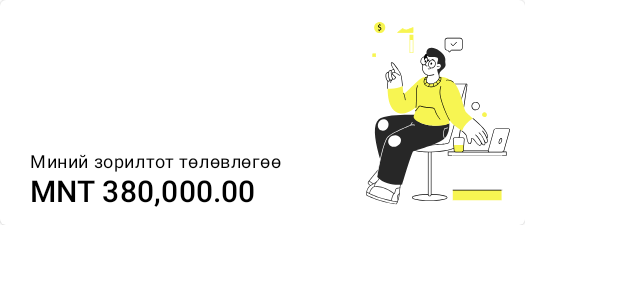
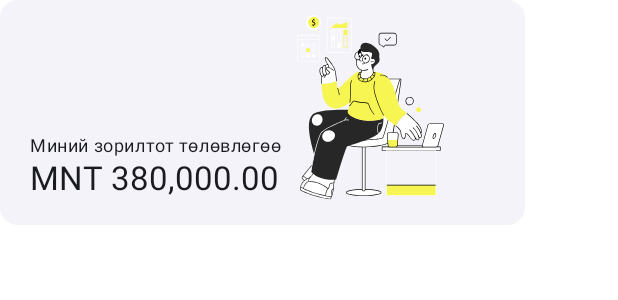
Before and after one commit to zolbooo/hetevch-app, an Android app built with Jetpack Compose: the @Preview function BudgetCardPreview, on a phone screen of 412 x 824 dp. Shown: the top 300 px of the screen. Run offline under Robolectric (Android 15) with nearby library versions, the phone set to English and light mode, and no system bars.

Commit message:
refactor(ui): use Material 3

```diff
--- a/androidApp/src/main/java/xyz/zolbooo/hetevch/android/MainActivity.kt
+++ b/androidApp/src/main/java/xyz/zolbooo/hetevch/android/MainActivity.kt
@@ -4,7 +4,9 @@ import android.os.Bundle
 import androidx.activity.ComponentActivity
 import androidx.activity.compose.setContent
 import androidx.compose.foundation.layout.fillMaxSize
-import androidx.compose.material.*
+import androidx.compose.material3.MaterialTheme
+import androidx.compose.material3.Surface
+import androidx.compose.material3.Text
 import androidx.compose.runtime.Composable
 import androidx.compose.ui.Modifier
 import androidx.compose.ui.tooling.preview.Preview
@@ -18,7 +20,7 @@ class MainActivity : ComponentActivity() {
             HetevchTheme {
                 Surface(
                     modifier = Modifier.fillMaxSize(),
-                    color = MaterialTheme.colors.background
+                    color = MaterialTheme.colorScheme.background,
                 ) {
                     GreetingView(Greeting().greet())
                 }
--- a/androidApp/src/main/java/xyz/zolbooo/hetevch/android/components/BudgetCard.kt
+++ b/androidApp/src/main/java/xyz/zolbooo/hetevch/android/components/BudgetCard.kt
@@ -5,9 +5,9 @@ import android.icu.text.NumberFormat
 import android.icu.util.Currency
 import androidx.compose.foundation.Image
 import androidx.compose.foundation.layout.*
-import androidx.compose.material.Card
-import androidx.compose.material.MaterialTheme
-import androidx.compose.material.Text
+import androidx.compose.material3.ElevatedCard
+import androidx.compose.material3.MaterialTheme
+import androidx.compose.material3.Text
 import androidx.compose.runtime.*
 import androidx.compose.ui.Alignment
 import androidx.compose.ui.Modifier
@@ -26,18 +26,22 @@ fun BudgetCard(amount: Long, modifier: Modifier = Modifier) {
         }
         formatter.format(amount)
     }
-    Card(modifier) {
+    ElevatedCard(modifier = modifier) {
         Row(
             horizontalArrangement = Arrangement.SpaceBetween,
             modifier = Modifier.padding(horizontal = 10.dp, vertical = 10.dp),
         ) {
-            Column(Modifier.align(Alignment.Bottom).padding(start = 10.dp)) {
+            Column(
+                Modifier
+                    .align(Alignment.Bottom)
+                    .padding(start = 10.dp)
+            ) {
                 // TODO: We can possibly use Inter font for this label
                 Text(
                     text = stringResource(R.string.my_goal),
-                    style = MaterialTheme.typography.caption,
+                    style = MaterialTheme.typography.bodySmall,
                 )
-                Text(text = amountText, style = MaterialTheme.typography.h6)
+                Text(text = amountText, style = MaterialTheme.typography.titleLarge)
             }
             Spacer(Modifier.width(10.dp))
             Image(
```
